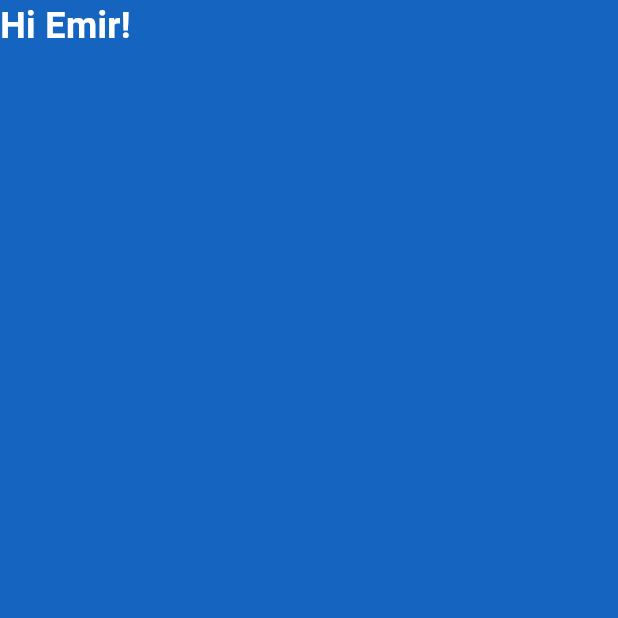
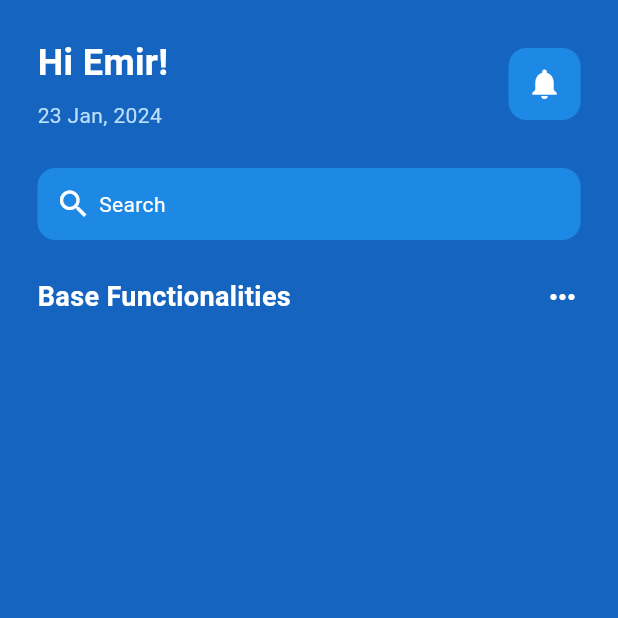
Before and after one commit to Emir2099/EldaFriend, a Flutter app: the DashPage screen opened by its route, on a phone screen of 412 x 824 dp, the top half of it. Run offline on Flutter 3.47's test engine with Material 3 defaults, Android fonts, the light colour scheme and no system bars; our stand-ins replace cloud_firestore, firebase_auth, firebase_core, fl_chart, flutter_local_notifications, geolocator and 7 more; missing offline and left inert: dart:ffi, flutter_alarm_clock, flutter_sms; accounts and stored records are empty.

Commit message:
initiated dashboard design

```diff
--- a/lib/main.dart
+++ b/lib/main.dart
@@ -78,7 +78,7 @@ class _MyHomePageState extends State<MyHomePage> {
     return Scaffold(
         body: SafeArea(
       child: //AuthService().handleAuthState(),
-            OpenPage(),
+            DashPage(),
     ));
   }
 }
--- a/lib/pages/dash.dart
+++ b/lib/pages/dash.dart
@@ -13,21 +13,114 @@ class _DashPageState extends State<DashPage> {
     return Scaffold(
       backgroundColor: Colors.blue[800],
       body: SafeArea(
+        child: Padding(
+          padding: const EdgeInsets.all(25.0),
       child:Column(
         children: [
         Row(
+          mainAxisAlignment: MainAxisAlignment.spaceBetween,
           children: [
           //Hi
+          Column(
+            crossAxisAlignment: CrossAxisAlignment.start,
+            children: [
           Text('Hi Emir!',
           style: TextStyle(color: Colors.white,
           fontSize: 24,
           fontWeight: FontWeight.bold,
           ),
           ),
+          SizedBox(
+              height: 8,
+          ),
+          Text(
+            '23 Jan, 2024',
+            style: TextStyle(color: Colors.blue[100]),
+            ),
+            ],
+          ),
           //Notify
-        ],)
-      ]),
-      ),
+          Container(
+          decoration: BoxDecoration(
+            color: Colors.blue[600],
+            borderRadius: BorderRadius.circular(12),
+            ),
+          padding: EdgeInsets.all(12),
+          child: Icon(
+            Icons.notifications,
+            color: Colors.white,
+          ),
+          )
+        ],
+        ),
+
+        SizedBox(
+          height: 25,
+          ),
+
+          //search bar
+          Container(
+            decoration: BoxDecoration(
+              color: Colors.blue[600],
+              borderRadius: BorderRadius.circular(12),
+              ),
+              padding: EdgeInsets.all(12),
+            child: Row(
+              children: [
+                Icon(
+                  Icons.search,
+                  color: Colors.white,
+                  ),
+                  SizedBox(
+                    width: 5,
+                  ),
+                Text(
+                  'Search',
+                  style: TextStyle(
+                    color: Colors.white,
+                  ),
+                  ),
+              ],
+            ),
+          ),
+
+          SizedBox(
+              height: 25,
+          ),
+
+            // Base activities
+            Row(
+              mainAxisAlignment: MainAxisAlignment.spaceBetween,
+              children: [
+            Text(
+              'Base Functionalities',
+               style: TextStyle(
+                 color: Colors.white,
+                 fontSize: 18,
+                 fontWeight: FontWeight.bold,
+            ),
+            ),
+            Icon(
+            Icons.more_horiz,
+            color: Colors.white,
+            ),
+            ],
+            ),
+            SizedBox(
+              height: 25,
+            ),
+
+            // ICONS
+
+            Row(
+              children: [
+
+              ],
+            ),
+            ],
+          ),
+        ),
+      )
     );
   }
 }
```
